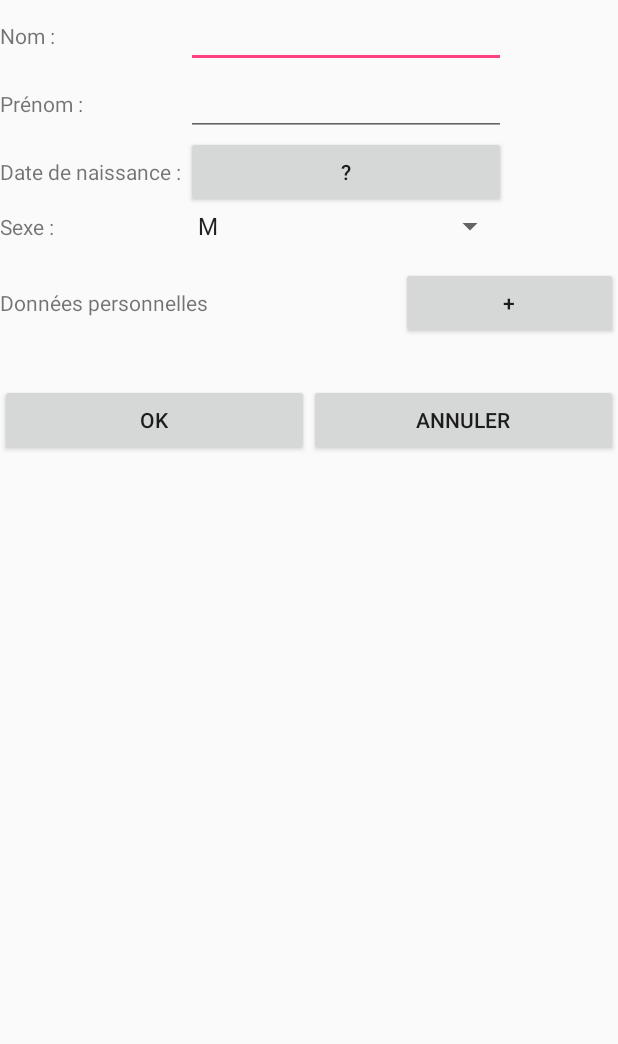
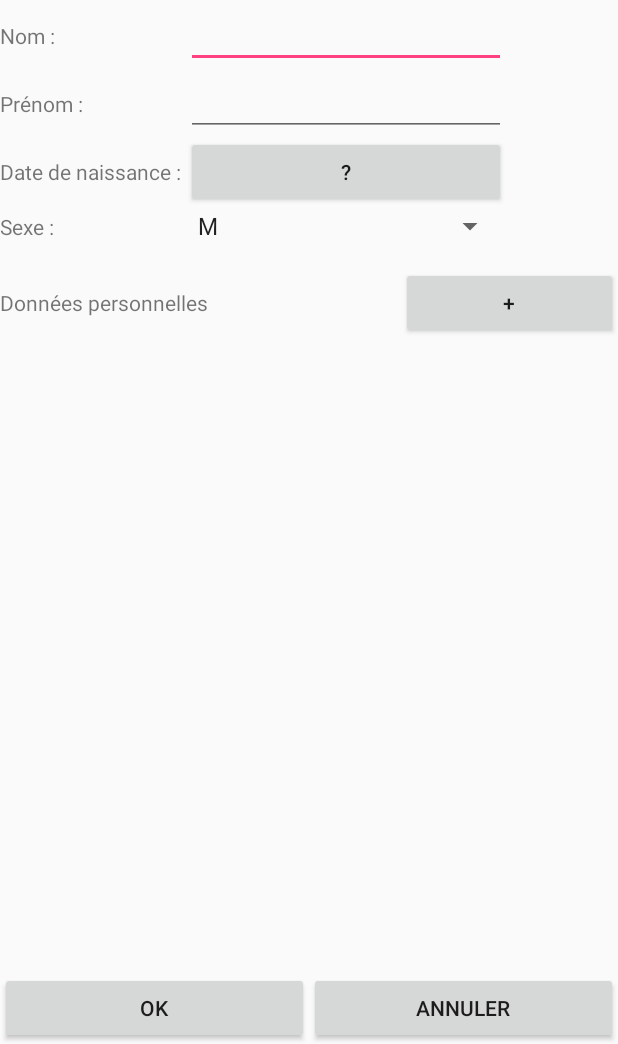
Before and after one commit to RugessNome/classaid, an Android app: the Eleve_Activity screen opened directly, with no data from a screen before it, on a phone screen of 412 x 824 dp, the part 192-1236 px from its top. Run offline under Robolectric (Android 15) with nearby library versions, the light colour scheme and no system bars.

Commit message:
Correction bug activité Eleve

```diff
--- a/app/src/main/res/layout/activity_eleve_layout.xml
+++ b/app/src/main/res/layout/activity_eleve_layout.xml
@@ -1,19 +1,22 @@
 <?xml version="1.0" encoding="utf-8"?>
-<RelativeLayout xmlns:android="http://schemas.android.com/apk/res/android"
+<LinearLayout xmlns:android="http://schemas.android.com/apk/res/android"
     xmlns:app="http://schemas.android.com/apk/res-auto"
     xmlns:tools="http://schemas.android.com/tools"
     android:layout_width="match_parent"
     android:layout_height="match_parent"
     android:fitsSystemWindows="true"
+    android:orientation="vertical"
     tools:context="classaid.activity.Eleve_Activity">
 
     <ScrollView
         android:layout_width="match_parent"
+        android:fillViewport="true"
+        android:layout_weight="1"
         android:layout_height="match_parent">
 
         <LinearLayout
             android:layout_width="match_parent"
-            android:layout_height="wrap_content"
+            android:layout_height="match_parent"
             android:orientation="vertical" >
 
             <ImageView
@@ -25,7 +28,8 @@
 
             <TableLayout
                 android:layout_width="match_parent"
-                android:layout_height="match_parent">
+                android:layout_height="wrap_content"
+                android:layout_weight="0">
 
                 <TableRow
                     android:layout_width="match_parent"
@@ -115,7 +119,8 @@
             <LinearLayout
                 android:orientation="horizontal"
                 android:layout_width="match_parent"
-                android:layout_height="match_parent">
+                android:layout_height="wrap_content"
+                android:layout_weight="0">
 
                 <TextView
                     android:text="Données personnelles"
@@ -143,17 +148,19 @@
             <LinearLayout
                 android:orientation="vertical"
                 android:layout_width="match_parent"
-                android:layout_height="match_parent"
+                android:layout_height="wrap_content"
+                android:layout_weight="0"
                 android:id="@+id/layout_donnees_supplementaires"></LinearLayout>
 
             <Space
                 android:layout_width="match_parent"
-                android:layout_height="30dp" />
+                android:layout_height="wrap_content"
+                android:layout_weight="1"/>
 
             <LinearLayout
                 android:orientation="horizontal"
                 android:layout_width="match_parent"
-                android:layout_height="match_parent">
+                android:layout_height="wrap_content">
 
                 <Button
                     android:text="Ok"
@@ -173,4 +180,6 @@
         </LinearLayout>
     </ScrollView>
 
-</RelativeLayout>
+
+
+</LinearLayout>
--- a/app/src/main/res/menu/main_menu.xml
+++ b/app/src/main/res/menu/main_menu.xml
@@ -2,11 +2,6 @@
 <menu xmlns:android="http://schemas.android.com/apk/res/android"
     xmlns:app="http://schemas.android.com/apk/res-auto">
 
-    <item
-    android:id = "@+id/action_bar_title"
-    android:title="Title1"
-    android:icon="@android:drawable/ic_menu_my_calendar"
-    app:showAsAction ="always"/>
     <item android:title="Trimestre"
         android:id="@+id/action_trimestre"
         android:icon="@android:drawable/ic_menu_edit"
```
Also changed, not shown: app/src/main/java/classaid/activity/Eleve_Activity.java (+7 -1 lines), app/src/main/res/layout/donnee_supplementaire_view.xml (+11 -6 lines).
